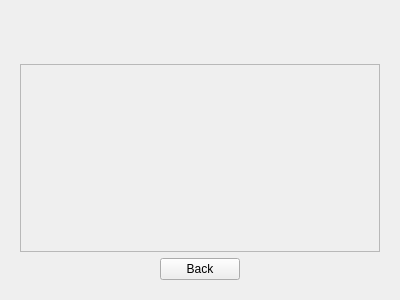
The window that ui/fairytalesdialog.ui (tdauth/gustavsfairyland) describes before a commit, drawn with Qt 5.
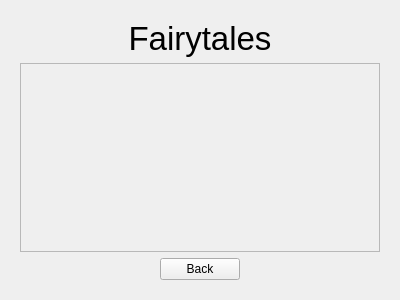
The same window after the commit. Icons and pictures are not drawn.

Diff of the .ui file:
```diff
--- a/ui/fairytalesdialog.ui
+++ b/ui/fairytalesdialog.ui
@@ -25,10 +25,7 @@
          </font>
         </property>
         <property name="text">
-         <string/>
-        </property>
-        <property name="pixmap">
-         <pixmap resource="../oxygen-icons-png-master/oxygen.qrc">:/themes/oxygen/32x32/actions/games-achievements.png</pixmap>
+         <string>Fairytales</string>
         </property>
         <property name="scaledContents">
          <bool>false</bool>
@@ -49,7 +46,7 @@
            <x>0</x>
            <y>0</y>
            <width>372</width>
-           <height>197</height>
+           <height>190</height>
           </rect>
          </property>
          <layout class="QVBoxLayout" name="verticalLayout_3">
```
